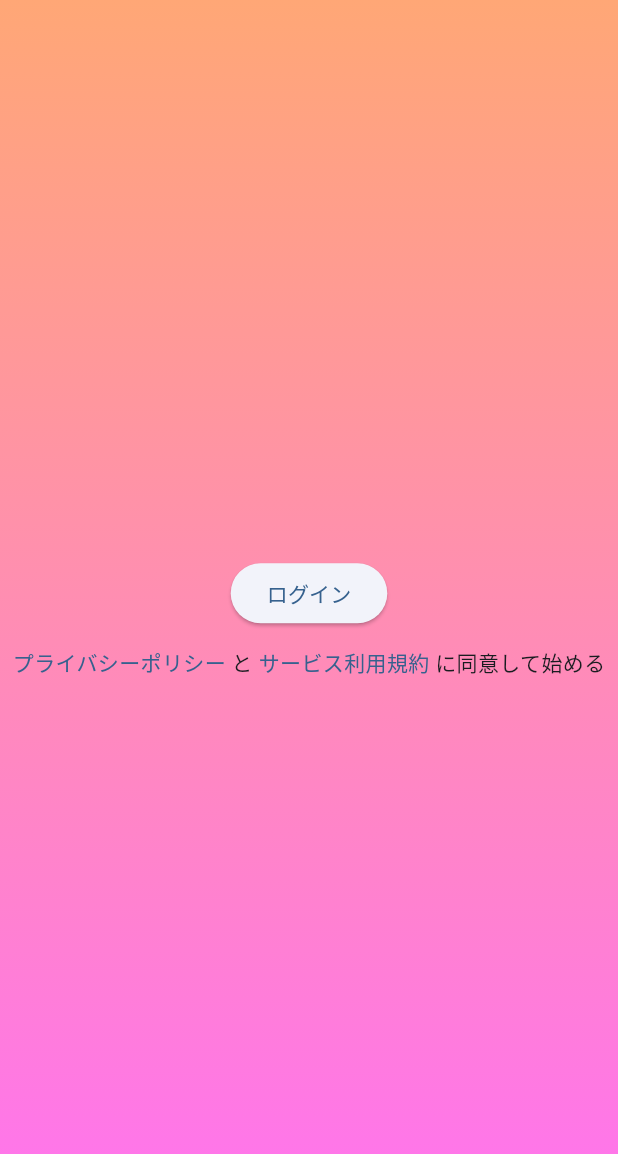
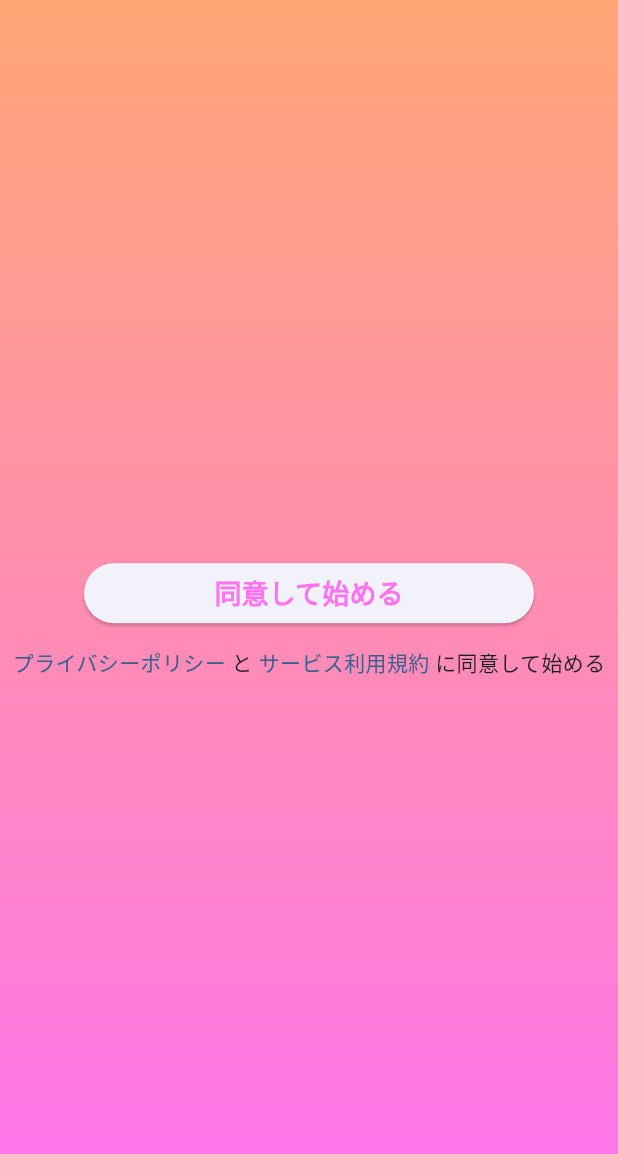
Before and after one commit to team-musashi/stamp-rally, a Flutter app: the LoginPage screen opened directly, on a phone screen of 412 x 824 dp. Shown: the top 1154 px of the screen. Run offline on Flutter 3.47's test engine with Material 2 defaults, Android fonts, the phone set to English and light mode, and no system bars; our stand-ins replace cloud_firestore, firebase_auth, firebase_core, flutter_riverpod, freezed_annotation, gap and 2 more; missing offline and left inert: roggle; accounts and stored records are empty.

Commit message:
🚀 feat: ユーザー作成ボタンのデザイン修正

```diff
--- a/lib/presentation/component/create_user.dart
+++ b/lib/presentation/component/create_user.dart
@@ -9,9 +9,25 @@ class CreateUserButton extends ConsumerWidget {
 
   @override
   Widget build(BuildContext context, WidgetRef ref) {
-    return ElevatedButton(
-      onPressed: () => ref.read(userServiceProvider).createUser(),
-      child: const Text('ログイン'),
+    return Padding(
+      padding: const EdgeInsets.symmetric(horizontal: 56),
+      child: SizedBox(
+        width: double.infinity,
+        child: ElevatedButton(
+          onPressed: () => ref.read(userServiceProvider).createUser(),
+          style: ElevatedButton.styleFrom(
+            padding: const EdgeInsets.symmetric(vertical: 4),
+          ),
+          child: const Text(
+            '同意して始める',
+            style: TextStyle(
+              fontSize: 18,
+              color: Color.fromRGBO(255, 115, 241, 1),
+              fontWeight: FontWeight.bold,
+            ),
+          ),
+        ),
+      ),
     );
   }
 }
```
